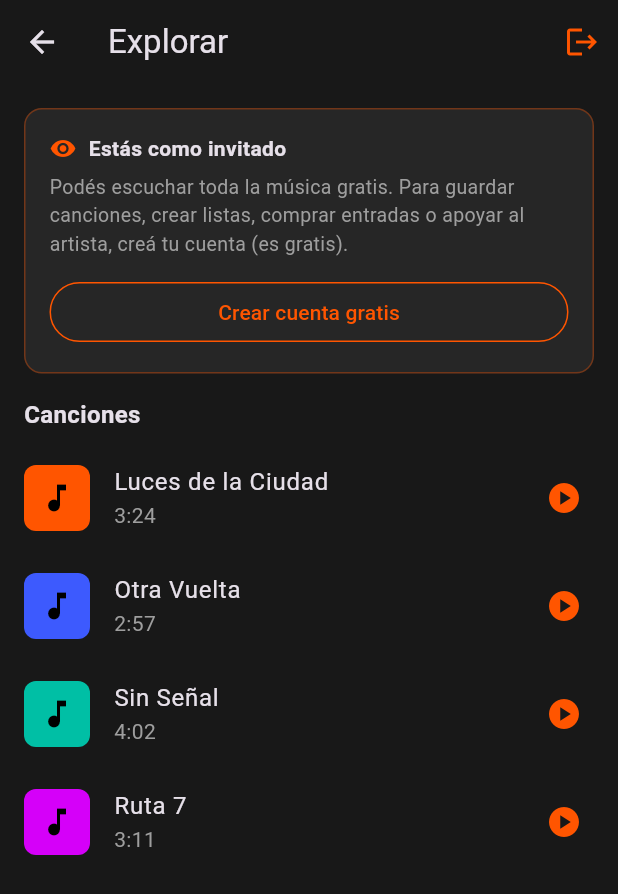
After one commit to dtoconas78-web/Streamtunes, a Flutter app: the ExplorarScreen screen opened directly, on a phone screen of 412 x 824 dp. The commit adds this screen. Shown: the top 894 px of the screen. Run offline on Flutter 3.47's test engine with Material 3 defaults, Android fonts, the phone set to English and light mode, and no system bars; accounts and stored records are empty.

Commit message:
feat: invitado solo escucha (Explorar) + guard de funciones de cuenta

```diff
--- a/lib/main.dart
+++ b/lib/main.dart
@@ -4,6 +4,7 @@ import 'package:streamtunes_demo/theme/colores.dart';
 import 'package:streamtunes_demo/viewmodels/auth_viewmodel.dart';
 import 'package:streamtunes_demo/viewmodels/reproductor_viewmodel.dart';
 import 'package:streamtunes_demo/views/screens/perfil_artista_screen.dart';
+import 'package:streamtunes_demo/views/screens/explorar_screen.dart';
 import 'package:streamtunes_demo/views/screens/login_screen.dart';
 import 'package:streamtunes_demo/views/screens/comprar_entrada_screen.dart';
 import 'package:streamtunes_demo/views/widgets/mini_reproductor.dart';
@@ -54,6 +55,10 @@ class MiApp extends StatelessWidget {
           if (!authViewModel.estaLogueado) {
             return const LoginScreen();
           }
+          // Invitado: solo puede escuchar.
+          if (authViewModel.esInvitado) {
+            return const ExplorarScreen();
+          }
           if (authViewModel.esArtista) {
             return const PantallaA();
           }
--- /dev/null
+++ b/lib/views/screens/explorar_screen.dart
@@ -0,0 +1,109 @@
+import 'package:flutter/material.dart';
+import 'package:streamtunes_demo/data/datos_ejemplo.dart';
+import 'package:streamtunes_demo/navigation/navegacion.dart';
+import 'package:streamtunes_demo/theme/colores.dart';
+import 'package:streamtunes_demo/viewmodels/reproductor_viewmodel.dart';
+import 'package:streamtunes_demo/views/screens/registro_screen.dart';
+
+// Home del invitado: solo escuchar gratis. Las funciones de cuenta (guardar,
+// crear listas, comprar entradas, donar, subir música) le piden registrarse.
+class ExplorarScreen extends StatelessWidget {
+  const ExplorarScreen({super.key});
+
+  @override
+  Widget build(BuildContext context) {
+    return Scaffold(
+      appBar: AppBar(
+        title: const Text('Explorar'),
+        actions: [
+          IconButton(
+            icon: const Icon(Icons.logout, color: colorAcento),
+            tooltip: 'Salir',
+            onPressed: cerrarSesion,
+          ),
+        ],
+      ),
+      body: ListView(
+        padding: const EdgeInsets.only(top: 8),
+        children: [
+          // Aviso claro de qué puede y qué no puede hacer un invitado.
+          Container(
+            margin: const EdgeInsets.fromLTRB(16, 8, 16, 12),
+            padding: const EdgeInsets.all(16),
+            decoration: BoxDecoration(
+              color: colorTarjeta,
+              borderRadius: BorderRadius.circular(12),
+              border: Border.all(color: colorAcento.withValues(alpha: 0.35)),
+            ),
+            child: Column(
+              crossAxisAlignment: CrossAxisAlignment.start,
+              children: [
+                const Row(
+                  children: [
+                    Icon(Icons.visibility, color: colorAcento, size: 18),
+                    SizedBox(width: 8),
+                    Text(
+                      'Estás como invitado',
+                      style: TextStyle(fontWeight: FontWeight.bold),
+                    ),
+                  ],
+                ),
+                const SizedBox(height: 6),
+                const Text(
+                  'Podés escuchar toda la música gratis. Para guardar canciones, crear listas, comprar entradas o apoyar al artista, creá tu cuenta (es gratis).',
+                  style: TextStyle(color: Colors.grey, fontSize: 13),
+                ),
+                const SizedBox(height: 12),
+                SizedBox(
+                  width: double.infinity,
+                  child: OutlinedButton(
+                    style: OutlinedButton.styleFrom(
+                      foregroundColor: colorAcento,
+                      side: const BorderSide(color: colorAcento),
+                      shape: RoundedRectangleBorder(
+                        borderRadius: BorderRadius.circular(20),
+                      ),
+                    ),
+                    onPressed: () => Navigator.push(
+                      context,
+                      MaterialPageRoute(
+                        builder: (context) => const RegistroScreen(),
+                      ),
+                    ),
+                    child: const Text('Crear cuenta gratis'),
+                  ),
+                ),
+              ],
+            ),
+          ),
+          const Padding(
+            padding: EdgeInsets.fromLTRB(16, 4, 16, 8),
+            child: Text(
+              'Canciones',
+              style: TextStyle(fontSize: 16, fontWeight: FontWeight.bold),
+            ),
+          ),
+          for (int i = 0; i < canciones.length; i++)
+            ListTile(
+              leading: Container(
+                width: 44,
+                height: 44,
+                decoration: BoxDecoration(
+                  color: canciones[i].colorPortada,
+                  borderRadius: BorderRadius.circular(8),
+                ),
+                child: const Icon(Icons.music_note, color: Colors.black),
+              ),
+              title: Text(canciones[i].titulo),
+              subtitle: Text(
+                canciones[i].duracion,
+                style: const TextStyle(color: Colors.grey),
+              ),
+              trailing: const Icon(Icons.play_circle, color: colorAcento),
+              onTap: () => reproductor.reproducir(i),
+            ),
+        ],
+      ),
+    );
+  }
+}
```
Also changed, not shown: lib/views/screens/reproductor_screen.dart (+18 -2 lines), lib/views/widgets/requiere_registro.dart (added, +38 -0 lines), 1 other file.
